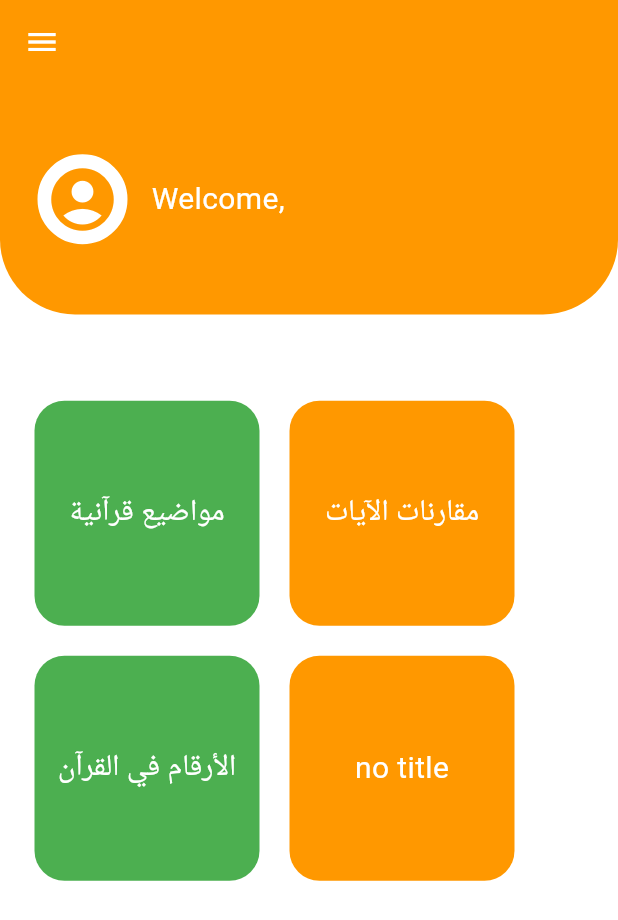
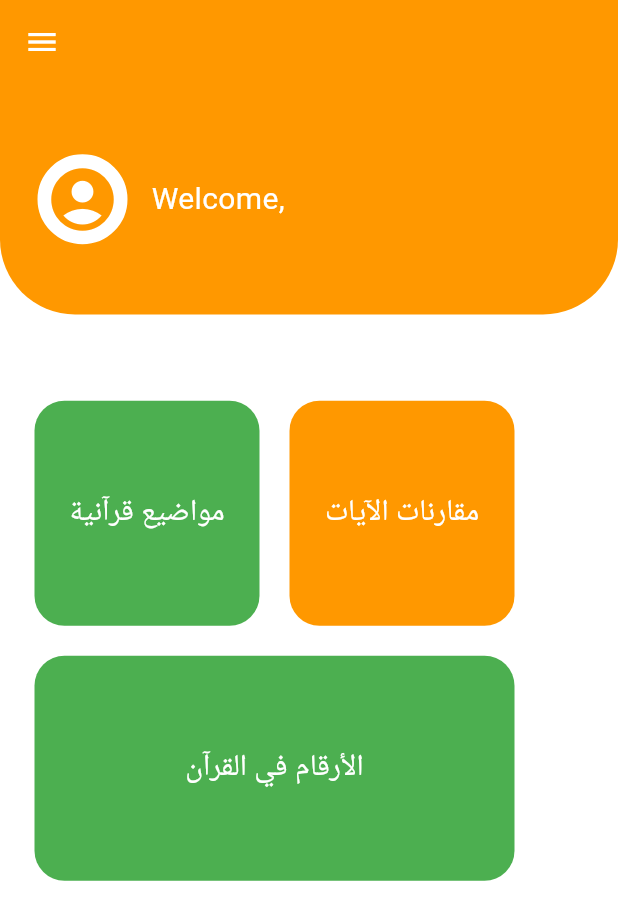
Before and after one commit to Jinan47/Siraj, a Flutter app: the screen it shows after launch, after a tap on "OK", on a phone screen of 412 x 824 dp. Shown: the top 920 px of the screen. Run offline on Flutter 3.47's test engine with Material 3 defaults, Android fonts, the phone set to English and light mode, and no system bars; our stand-ins replace pie_chart, shared_preferences, theme_provider; missing offline and left inert: quran.

Commit message:
Last changes

```diff
--- a/lib/main.dart
+++ b/lib/main.dart
@@ -5,7 +5,6 @@ import 'package:siraj/screens/theme.dart';
 import 'package:siraj/screens/about.dart';
 import 'package:siraj/screens/home.dart';
 import 'package:siraj/screens/signup.dart';
-import 'package:siraj/screens/settings.dart';
 import 'package:siraj/screens/numshome.dart';
 import 'package:siraj/screens/statistics.dart';
 import 'package:shared_preferences/shared_preferences.dart';
@@ -52,7 +51,6 @@ class MyApp extends StatelessWidget {
             About.routeName: (context) => const About(),
             Home.routeName: (context) => const Home(),
             SignIn.routeName: (context) => const SignIn(),
-            Settings.routeName: (context) => const Settings(),
             Statistics.routeName: (context) => const Statistics(),
             NumbersHome.routeName: (context) => const NumbersHome(),
           },
--- a/lib/screens/home.dart
+++ b/lib/screens/home.dart
@@ -83,7 +83,7 @@ class Home extends StatelessWidget {
                           onTap: () => Navigator.pushNamed(
                               context, NumbersHome.routeName),
                           child: Container(
-                            width: 150,
+                            width: 320,
                             height: 150,
                             decoration: BoxDecoration(
                               color: Theme.of(context).colorScheme.secondary,
@@ -92,28 +92,6 @@ class Home extends StatelessWidget {
                             child: const Center(
                               child: Text(
                                 'الأرقام في القرآن',
-                                style: TextStyle(
-                                  color: Colors.white,
-                                  fontSize: 20,
-                                ),
-                              ),
-                            ),
-                          ),
-                        ),
-                        const SizedBox(width: 20),
-                        GestureDetector(
-                          onTap: () => Navigator.pushNamed(
-                              context, Statistics.routeName),
-                          child: Container(
-                            width: 150,
-                            height: 150,
-                            decoration: BoxDecoration(
-                              color: Theme.of(context).colorScheme.primary,
-                              borderRadius: BorderRadius.circular(20),
-                            ),
-                            child: const Center(
-                              child: Text(
-                                'no title',
                                 style: TextStyle(
                                   color: Colors.white,
                                   fontSize: 20,
--- a/lib/screens/statistics.dart
+++ b/lib/screens/statistics.dart
@@ -10,7 +10,7 @@ class Statistics extends StatelessWidget {
   Widget build(BuildContext context) {
     return Scaffold(
       appBar: AppBar(
-        title: const Text("Statistics"),
+        title: const Text("مقارنات الآيات"),
       ),
       body: ListView(
         children: [
```
Also changed, not shown: lib/screens/settings.dart (deleted, +0 -18 lines), 1 other file.
